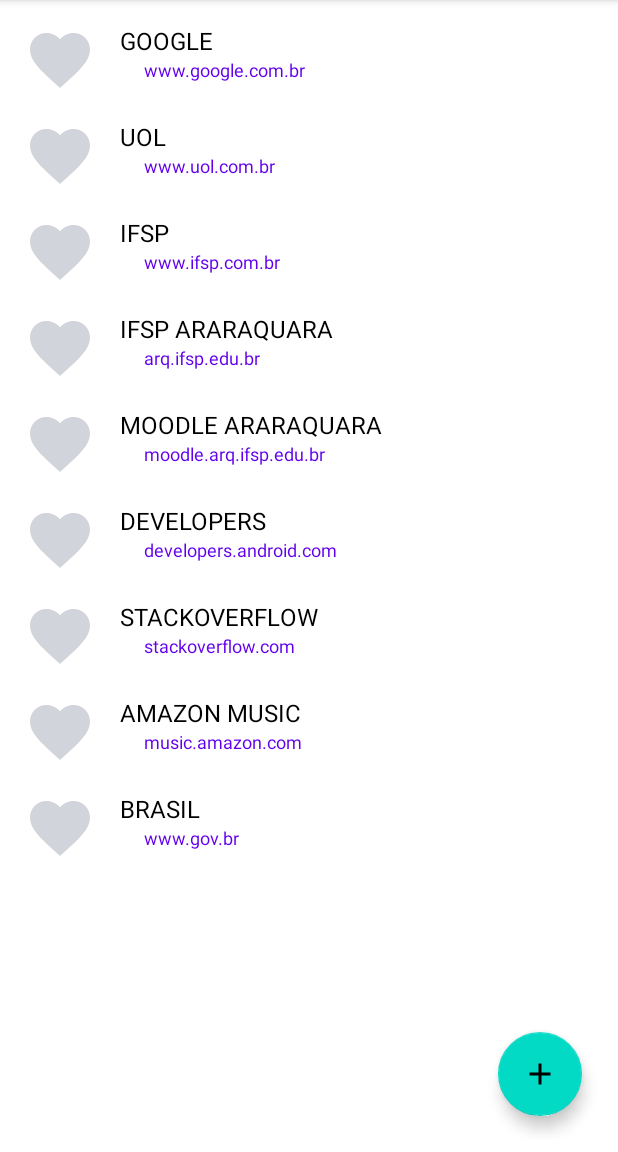
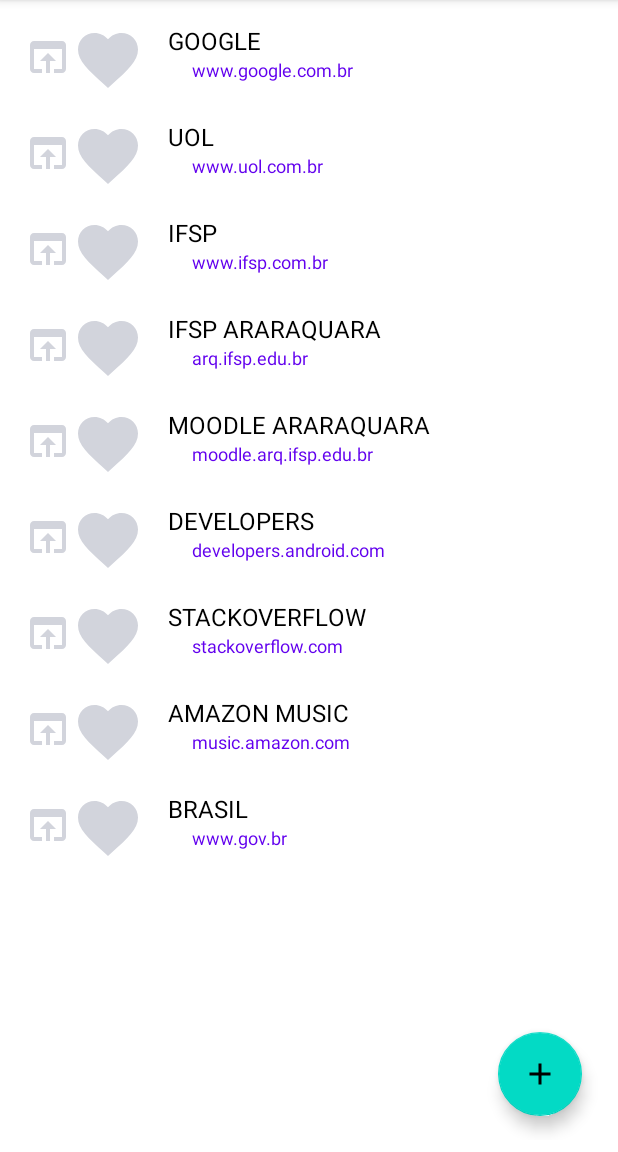
Before and after one commit to IanCL-10/ianleite_dmo, an Android app: the screen it shows after launch (MainActivity), on a phone screen of 412 x 824 dp, the part 84-1236 px from its top. Run offline under Robolectric (Android 15) with nearby library versions, the phone set to English and light mode, and no system bars.

```diff
--- /dev/null
+++ b/MeuPocket/app/src/main/res/drawable/ic_open_in_browser.xml
@@ -0,0 +1,5 @@
+<vector android:height="24dp" android:tint="#D2D4DC"
+    android:viewportHeight="24" android:viewportWidth="24"
+    android:width="24dp" xmlns:android="http://schemas.android.com/apk/res/android">
+    <path android:fillColor="@android:color/white" android:pathData="M19,4L5,4c-1.11,0 -2,0.9 -2,2v12c0,1.1 0.89,2 2,2h4v-2L5,18L5,8h14v10h-4v2h4c1.1,0 2,-0.9 2,-2L21,6c0,-1.1 -0.89,-2 -2,-2zM12,10l-4,4h3v6h2v-6h3l-4,-4z"/>
+</vector>
--- a/MeuPocket/app/src/main/res/layout/item_list_pocket.xml
+++ b/MeuPocket/app/src/main/res/layout/item_list_pocket.xml
@@ -37,9 +37,21 @@
         android:minWidth="48dp"
         android:minHeight="48dp"
         android:src="@drawable/ic_favorite"
-        app:layout_constraintStart_toStartOf="parent"
+        app:layout_constraintStart_toEndOf="@+id/img_icon_open"
         app:layout_constraintTop_toTopOf="@+id/text_titulo"
         />
 
+    <ImageView
+        android:id="@+id/img_icon_open"
+        android:layout_width="wrap_content"
+        android:layout_height="wrap_content"
+        android:layout_marginEnd="8dp"
+        android:minWidth="32dp"
+        android:minHeight="32dp"
+        android:src="@drawable/ic_open_in_browser"
+        app:layout_constraintBottom_toBottomOf="@+id/text_titulo"
+        app:layout_constraintStart_toStartOf="parent"
+        app:layout_constraintTop_toTopOf="@+id/text_endereco"
+        />
 
 </androidx.constraintlayout.widget.ConstraintLayout>
```
Also changed, not shown: MeuPocket/app/src/main/java/br/edu/iancl/meupocket/adapter/ItemSiteAdapter.java (+27 -0 lines).
